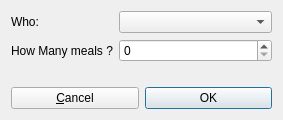
First picture: the form in KCPlugins/Housing/mealsubscription.ui, repository louvainlinux/KapCompta, before the edit.
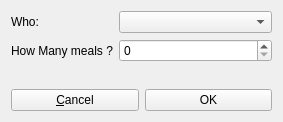
Second picture: the form after the edit.

Patch:
```diff
--- a/KCPlugins/Housing/mealsubscription.ui
+++ b/KCPlugins/Housing/mealsubscription.ui
@@ -7,7 +7,7 @@
     <x>0</x>
     <y>0</y>
     <width>283</width>
-    <height>120</height>
+    <height>122</height>
    </rect>
   </property>
   <property name="windowTitle">
@@ -45,6 +45,12 @@
        <property name="text">
         <string>&amp;Cancel</string>
        </property>
+       <property name="autoDefault">
+        <bool>false</bool>
+       </property>
+       <property name="default">
+        <bool>false</bool>
+       </property>
       </widget>
      </item>
      <item>
@@ -55,8 +61,11 @@
        <property name="shortcut">
         <string>Return</string>
        </property>
+       <property name="autoDefault">
+        <bool>false</bool>
+       </property>
        <property name="default">
-        <bool>true</bool>
+        <bool>false</bool>
        </property>
       </widget>
      </item>
```
